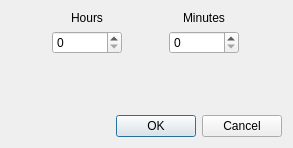
Above: qt-designer/appointment_length.ui from rowinggolfer/openmolar1 before the change. Below: the same form after it.
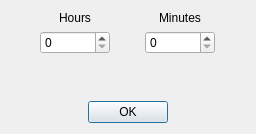
That is the form after the change. Icons and pictures are not drawn.

```diff
--- a/qt-designer/appointment_length.ui
+++ b/qt-designer/appointment_length.ui
@@ -5,15 +5,17 @@
    <rect>
     <x>0</x>
     <y>0</y>
-    <width>293</width>
-    <height>148</height>
+    <width>256</width>
+    <height>134</height>
    </rect>
   </property>
   <property name="windowTitle" >
    <string>Select Appointment Length</string>
   </property>
-  <layout class="QVBoxLayout" name="verticalLayout" >
-   <item>
+  <property name="windowIcon" >
+   <iconset resource="../resources/resources.qrc" >
+    <normaloff>:/logo.png</normaloff>:/logo.png</iconset>
+  </property>
     <layout class="QGridLayout" name="gridLayout" >
      <item row="0" column="0" >
       <widget class="QLabel" name="label" >
@@ -64,9 +66,7 @@
        </property>
       </widget>
      </item>
-    </layout>
-   </item>
-   <item>
+   <item row="2" column="0" colspan="2" >
     <spacer name="verticalSpacer" >
      <property name="orientation" >
       <enum>Qt::Vertical</enum>
@@ -79,13 +79,16 @@
      </property>
     </spacer>
    </item>
-   <item>
+   <item row="3" column="0" colspan="2" >
     <widget class="QDialogButtonBox" name="buttonBox" >
      <property name="orientation" >
       <enum>Qt::Horizontal</enum>
      </property>
      <property name="standardButtons" >
-      <set>QDialogButtonBox::Cancel|QDialogButtonBox::Ok</set>
+      <set>QDialogButtonBox::Ok</set>
+     </property>
+     <property name="centerButtons" >
+      <bool>true</bool>
      </property>
     </widget>
    </item>
```
Left out of the diff: 15 changed lines with no effect on the pictures. Lines whose indentation alone changed are shown as unchanged.
